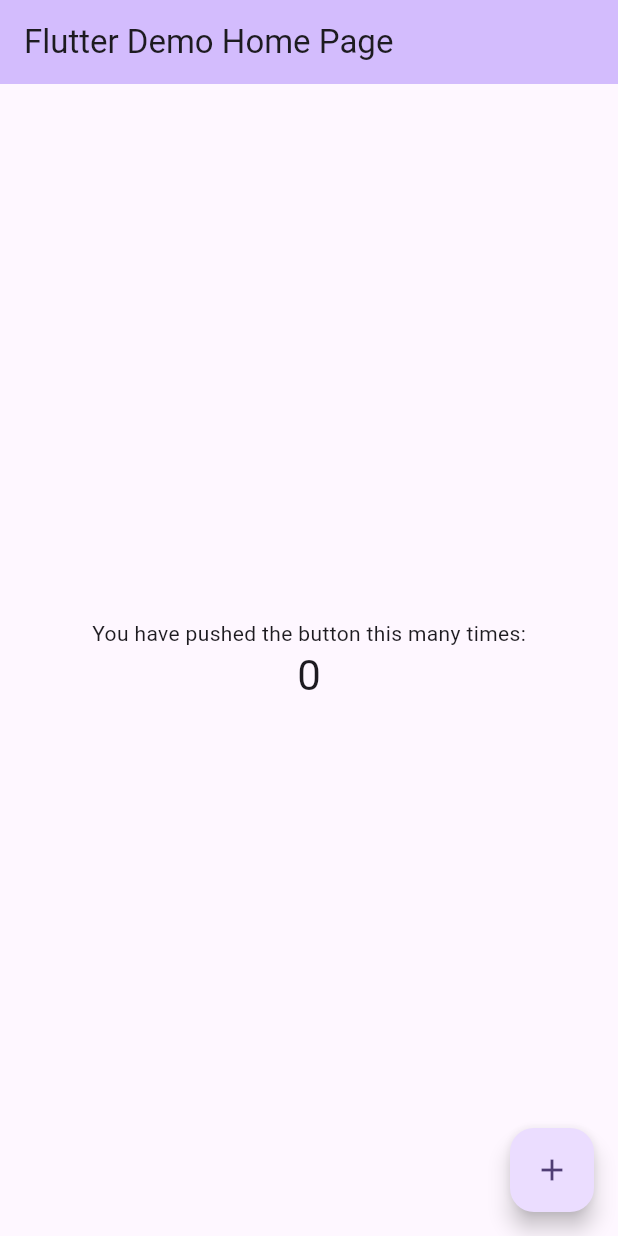
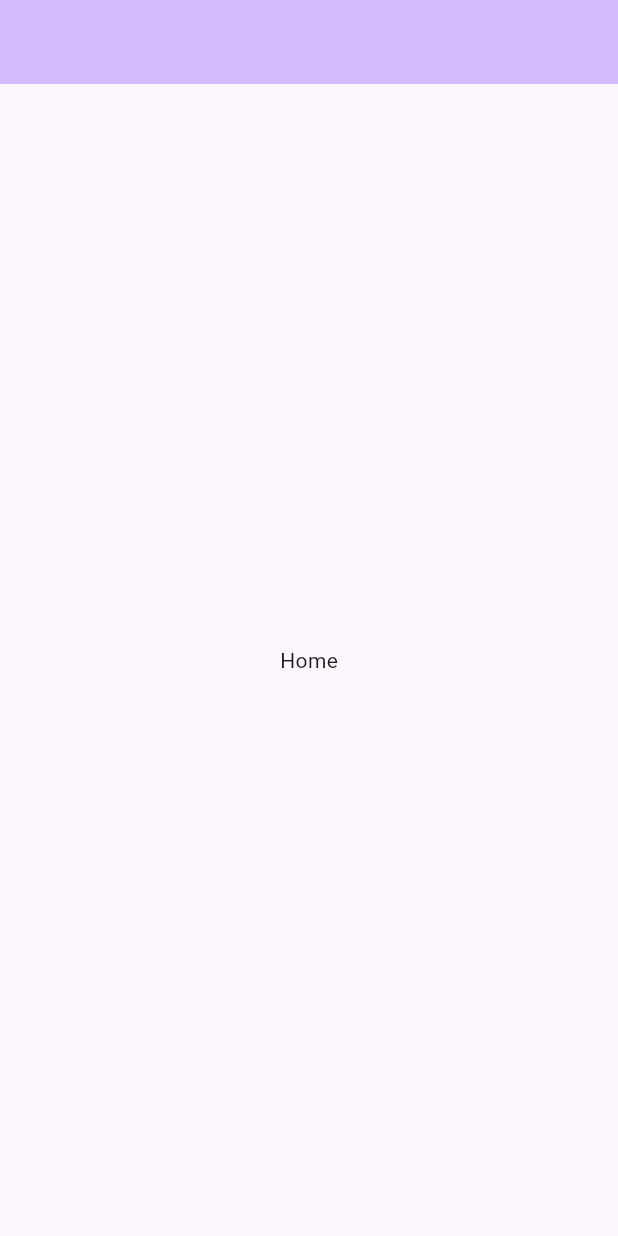
Before and after one commit to fikireab-m/Charity-wave, a Flutter app: the screen it shows after launch, on a phone screen of 412 x 824 dp. Run offline on Flutter 3.47's test engine with Material 3 defaults, Android fonts, the phone set to English and light mode, and no system bars.

Commit message:
clearn up

```diff
--- a/lib/main.dart
+++ b/lib/main.dart
@@ -6,120 +6,34 @@
 
 class MyApp extends StatelessWidget {
   const MyApp({super.key});
-
-  // This widget is the root of your application.
   @override
   Widget build(BuildContext context) {
     return MaterialApp(
-      title: 'Flutter Demo',
+      title: 'Donation Wave',
       theme: ThemeData(
-        // This is the theme of your application.
-        //
-        // TRY THIS: Try running your application with "flutter run". You'll see
-        // the application has a purple toolbar. Then, without quitting the app,
-        // try changing the seedColor in the colorScheme below to Colors.green
-        // and then invoke "hot reload" (save your changes or press the "hot
-        // reload" button in a Flutter-supported IDE, or press "r" if you used
-        // the command line to start the app).
-        //
-        // Notice that the counter didn't reset back to zero; the application
-        // state is not lost during the reload. To reset the state, use hot
-        // restart instead.
-        //
-        // This works for code too, not just values: Most code changes can be
-        // tested with just a hot reload.
         colorScheme: ColorScheme.fromSeed(seedColor: Colors.deepPurple),
         useMaterial3: true,
       ),
-      home: const MyHomePage(title: 'Flutter Demo Home Page'),
+      home: const MyHomePage(title: 'Donation Wave'),
     );
   }
 }
 
-class MyHomePage extends StatefulWidget {
+class MyHomePage extends StatelessWidget {
   const MyHomePage({super.key, required this.title});
 
-  // This widget is the home page of your application. It is stateful, meaning
-  // that it has a State object (defined below) that contains fields that affect
-  // how it looks.
-
-  // This class is the configuration for the state. It holds the values (in this
-  // case the title) provided by the parent (in this case the App widget) and
-  // used by the build method of the State. Fields in a Widget subclass are
-  // always marked "final".
-
   final String title;
-
-  @override
-  State<MyHomePage> createState() => _MyHomePageState();
-}
-
-class _MyHomePageState extends State<MyHomePage> {
-  int _counter = 0;
-
-  void _incrementCounter() {
-    setState(() {
-      // This call to setState tells the Flutter framework that something has
-      // changed in this State, which causes it to rerun the build method below
-      // so that the display can reflect the updated values. If we changed
-      // _counter without calling setState(), then the build method would not be
-      // called again, and so nothing would appear to happen.
-      _counter++;
-    });
-  }
-
   @override
   Widget build(BuildContext context) {
-    // This method is rerun every time setState is called, for instance as done
-    // by the _incrementCounter method above.
-    //
-    // The Flutter framework has been optimized to make rerunning build methods
-    // fast, so that you can just rebuild anything that needs updating rather
-    // than having to individually change instances of widgets.
     return Scaffold(
       appBar: AppBar(
-        // TRY THIS: Try changing the color here to a specific color (to
-        // Colors.amber, perhaps?) and trigger a hot reload to see the AppBar
-        // change color while the other colors stay the same.
         backgroundColor: Theme.of(context).colorScheme.inversePrimary,
-        // Here we take the value from the MyHomePage object that was created by
-        // the App.build method, and use it to set our appbar title.
-        title: Text(widget.title),
       ),
-      body: Center(
-        // Center is a layout widget. It takes a single child and positions it
-        // in the middle of the parent.
-        child: Column(
-          // Column is also a layout widget. It takes a list of children and
-          // arranges them vertically. By default, it sizes itself to fit its
-          // children horizontally, and tries to be as tall as its parent.
-          //
-          // Column has various properties to control how it sizes itself and
-          // how it positions its children. Here we use mainAxisAlignment to
-          // center the children vertically; the main axis here is the vertical
-          // axis because Columns are vertical (the cross axis would be
-          // horizontal).
-          //
-          // TRY THIS: Invoke "debug painting" (choose the "Toggle Debug Paint"
-          // action in the IDE, or press "p" in the console), to see the
-          // wireframe for each widget.
-          mainAxisAlignment: MainAxisAlignment.center,
-          children: <Widget>[
-            const Text(
-              'You have pushed the button this many times:',
-            ),
-            Text(
-              '$_counter',
-              style: Theme.of(context).textTheme.headlineMedium,
-            ),
-          ],
+      body: const Center(
+        child: Text(
+          'Home',
         ),
       ),
-      floatingActionButton: FloatingActionButton(
-        onPressed: _incrementCounter,
-        tooltip: 'Increment',
-        child: const Icon(Icons.add),
-      ), // This trailing comma makes auto-formatting nicer for build methods.
     );
   }
 }
```
Also changed, not shown: pubspec.yaml (+0 -25 lines).
